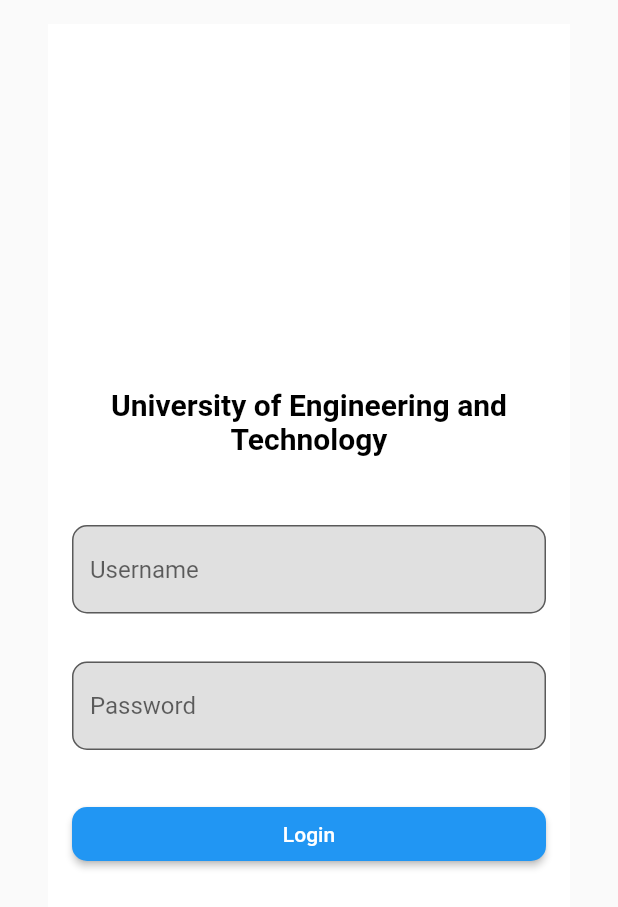
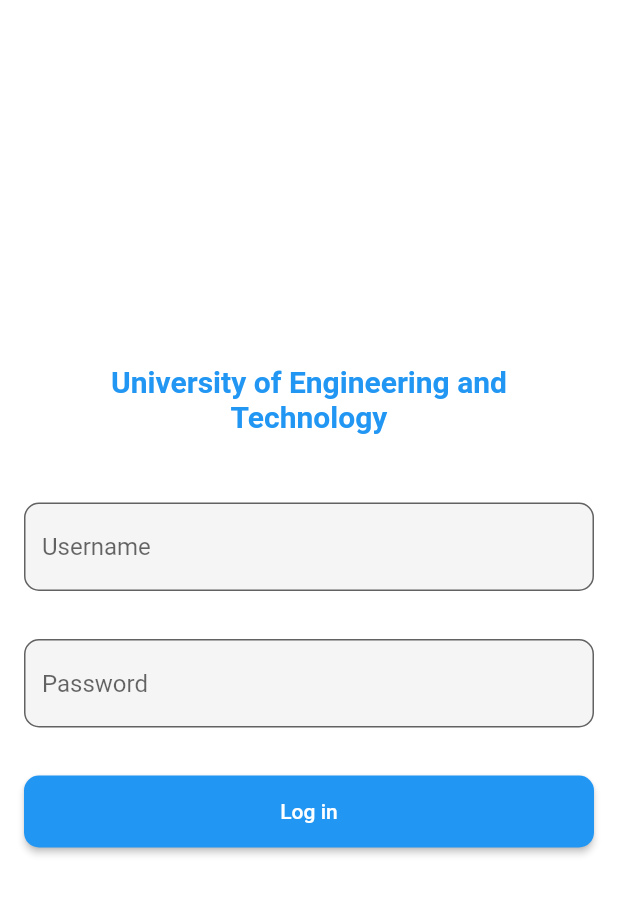
Before and after one commit to soanpr123/uet_student_notification, a Flutter app: the screen it shows after launch, on a phone screen of 412 x 824 dp. Shown: the top 907 px of the screen. Run offline on Flutter 3.47's test engine with Material 2 defaults, Android fonts, the light colour scheme and no system bars; our stand-ins replace progress_dialog, pull_to_refresh, shared_preferences.

Commit message:
add loading dialog, screen after login

```diff
--- a/uet_student_notification/lib/BLoC/home_bloc.dart
+++ b/uet_student_notification/lib/BLoC/home_bloc.dart
@@ -2,7 +2,7 @@
 
 import 'package:shared_preferences/shared_preferences.dart';
 import 'package:uet_student_notification/BLoC/bloc.dart';
-import 'package:uet_student_notification/common.dart' as Common;
+import 'package:uet_student_notification/Common/common.dart' as Common;
 
 class HomeBLoc extends Bloc{
   final _controller = StreamController<bool>();
--- a/uet_student_notification/lib/BLoC/list_posts_bloc.dart
+++ b/uet_student_notification/lib/BLoC/list_posts_bloc.dart
@@ -3,11 +3,15 @@
 import 'package:uet_student_notification/BLoC/bloc.dart';
 import 'package:uet_student_notification/DataLayer/post.dart';
 
-class ListPostsScreen extends Bloc{
+class ListPostsBloc extends Bloc{
 
   final _controller = StreamController<List<Post>>();
 
   Stream<List<Post>> get listPosts => _controller.stream;
+
+  void loadListPosts(){
+
+  }
 
   @override
   void dispose() {
--- a/uet_student_notification/lib/common.dart
+++ b/uet_student_notification/lib/Common/common.dart
@@ -1,6 +1,8 @@
 library common;
 
 const String IS_LOGGED_IN = "is_logged_in";
+const String USER_ID = "user_id";
+const String USER_NAME = "user_name";
 
 const double PADDING = 16.0;
 const double INPUT_RADIUS = 10.0;
--- a/uet_student_notification/lib/UI/home_screen.dart
+++ b/uet_student_notification/lib/UI/home_screen.dart
@@ -1,9 +1,12 @@
 import 'package:flutter/cupertino.dart';
+import 'package:flutter/material.dart';
 import 'package:uet_student_notification/BLoC/bloc_provider.dart';
 import 'package:uet_student_notification/BLoC/home_bloc.dart';
+import 'package:uet_student_notification/UI/list_posts_screen.dart';
 import 'package:uet_student_notification/UI/log_in_screen.dart';
 
 class HomeScreen extends StatelessWidget {
+
   @override
   Widget build(BuildContext context) {
     final bloc = HomeBLoc();
@@ -13,17 +16,26 @@
       bloc: bloc,
       child: StreamBuilder<bool>(
         stream: bloc.isLoggedIn,
-        builder: (context, snapshot){
-            final isLoggedIn = snapshot.data;
-            if(isLoggedIn != null && isLoggedIn){
-              return Center(
-                child: Text("Logged In"),
-              );
-            }
+        builder: (context, snapshot) {
+          final isLoggedIn = snapshot.data;
+          if (isLoggedIn == null) {
+            return _buildWelcome();
+          }
 
-            return LogInScreen();
+          if (isLoggedIn) {
+            return ListPostsScreen();
+          }
+
+          return LogInScreen();
         },
       ),
     );
   }
+
+  Widget _buildWelcome() {
+    return Container(
+        alignment: Alignment.center,
+        constraints: BoxConstraints.expand(),
+        color: Colors.white);
+  }
 }
--- a/uet_student_notification/lib/UI/log_in_screen.dart
+++ b/uet_student_notification/lib/UI/log_in_screen.dart
@@ -1,25 +1,33 @@
 import 'package:flutter/cupertino.dart';
 import 'package:flutter/material.dart';
+import 'package:progress_dialog/progress_dialog.dart';
 import 'package:uet_student_notification/BLoC/bloc_provider.dart';
 import 'package:uet_student_notification/BLoC/log_in_bloc.dart';
-import 'package:uet_student_notification/common.dart' as Common;
+import 'package:uet_student_notification/Common/common.dart' as Common;
+import 'package:uet_student_notification/Common/navigation_extension.dart';
+import 'package:uet_student_notification/UI/list_posts_screen.dart';
 
+ProgressDialog progressDialog;
 class LogInScreen extends StatelessWidget {
   final usernameTextController = TextEditingController();
   final passwordTextController = TextEditingController();
+
   @override
   Widget build(BuildContext context) {
     final bloc = LogInBloc();
+    progressDialog = ProgressDialog(context,
+        isDismissible: false, type: ProgressDialogType.Normal);
+    progressDialog.style(message: "Logging in...");
     return BlocProvider<LogInBloc>(
       bloc: bloc,
       child: Scaffold(
         appBar: null,
-        body: _buildBody(bloc),
+        body: _buildBody(bloc, context),
       ),
     );
   }
 
-  Widget _buildBody(LogInBloc bloc) {
+  Widget _buildBody(LogInBloc bloc, BuildContext context) {
     return Align(
       alignment: Alignment.topLeft,
       child: SafeArea(
@@ -27,22 +35,23 @@
         top: true,
         right: true,
         bottom: true,
-        minimum: const EdgeInsets.all(Common.PADDING),
+        minimum: const EdgeInsets.all(0.0),
         child: Container(
-          margin: EdgeInsets.only(left: Common.PADDING, right: Common.PADDING),
+          margin: EdgeInsets.all(0.0),
           constraints: BoxConstraints.expand(),
           color: Colors.white,
           child: Column(
             mainAxisAlignment: MainAxisAlignment.center,
             children: <Widget>[
               Padding(
-                padding: const EdgeInsets.all(30.0),
+                padding: const EdgeInsets.only(
+                    left: 30.0, right: 30.0, bottom: 30.0),
                 child: Text(
                   "University of Engineering and Technology",
                   textAlign: TextAlign.center,
                   style: TextStyle(
                       fontSize: 20.0,
-                      color: Colors.black,
+                      color: Colors.blue,
                       fontWeight: FontWeight.bold),
                 ),
               ),
@@ -63,7 +72,7 @@
               ),
               Padding(
                 padding: const EdgeInsets.all(Common.PADDING),
-                child: _buildLoginButton(bloc),
+                child: _buildLoginButton(bloc, context),
               ),
             ],
           ),
@@ -73,50 +82,68 @@
   }
 
   Widget _buildEnterUsername() {
-    return TextField(
+    return IntrinsicHeight(
+      child: TextField(
         obscureText: false,
         decoration: InputDecoration(
           hintText: "Username",
           border: OutlineInputBorder(
               borderRadius: BorderRadius.circular(Common.INPUT_RADIUS)),
-        fillColor: Colors.grey[300],
+          fillColor: Colors.grey[100],
           filled: true,
         ),
         controller: usernameTextController,
+      ),
     );
   }
 
   Widget _buildEnterPassword() {
-    return TextField(
+    return IntrinsicHeight(
+      child: TextField(
         obscureText: true,
         decoration: InputDecoration(
           hintText: "Password",
           border: OutlineInputBorder(
               borderRadius: BorderRadius.circular(Common.INPUT_RADIUS)),
-        fillColor: Colors.grey[300],
+          fillColor: Colors.grey[100],
           filled: true,
         ),
         controller: passwordTextController,
+      ),
     );
   }
 
-  Widget _buildLoginButton(LogInBloc bloc) {
-    return SizedBox(
+  Widget _buildLoginButton(LogInBloc bloc, BuildContext context) {
+    return IntrinsicHeight(
+      child: SizedBox(
         width: double.infinity,
         child: RaisedButton(
           shape: RoundedRectangleBorder(
-          borderRadius: BorderRadius.all(Radius.circular(Common.INPUT_RADIUS)),
+            borderRadius:
+                BorderRadius.all(Radius.circular(Common.INPUT_RADIUS)),
           ),
           color: Colors.blue,
           child: Text(
-          "Login",
+            "Log in",
             style: TextStyle(color: Colors.white),
           ),
-        onPressed: () {
-          bloc.doLogin(usernameTextController.text, passwordTextController.text);
+          onPressed: () async {
+            await progressDialog.show();
+            bloc
+                .doLogin(
+                    usernameTextController.text, passwordTextController.text)
+                .then((value) {
+                  progressDialog.hide();
+                  if (value) {
                     usernameTextController.text = "";
                     passwordTextController.text = "";
+                    context.replaceWith(ListPostsScreen());
+                  } else {
+                    passwordTextController.text = "";
+                  }
+            });
           },
+        ),
       ),
     );
   }
--- a/uet_student_notification/pubspec.yaml
+++ b/uet_student_notification/pubspec.yaml
@@ -29,6 +29,9 @@
   # Use with the CupertinoIcons class for iOS style icons.
   cupertino_icons: ^1.0.0
   shared_preferences: ^0.5.10
+  progress_dialog: ^1.2.4
+  pull_to_refresh: ^1.6.1
+
 
 dev_dependencies:
   flutter_test:
```
Also changed, not shown: uet_student_notification/lib/BLoC/log_in_bloc.dart (+9 -2 lines), uet_student_notification/lib/Common/navigation_extension.dart (added, +15 -0 lines), uet_student_notification/lib/DataLayer/api_client.dart (+16 -0 lines), uet_student_notification/lib/UI/list_posts_screen.dart (+96 -2 lines), uet_student_notification/pubspec.lock, 1 other file. Lines whose indentation alone changed are shown as unchanged.
